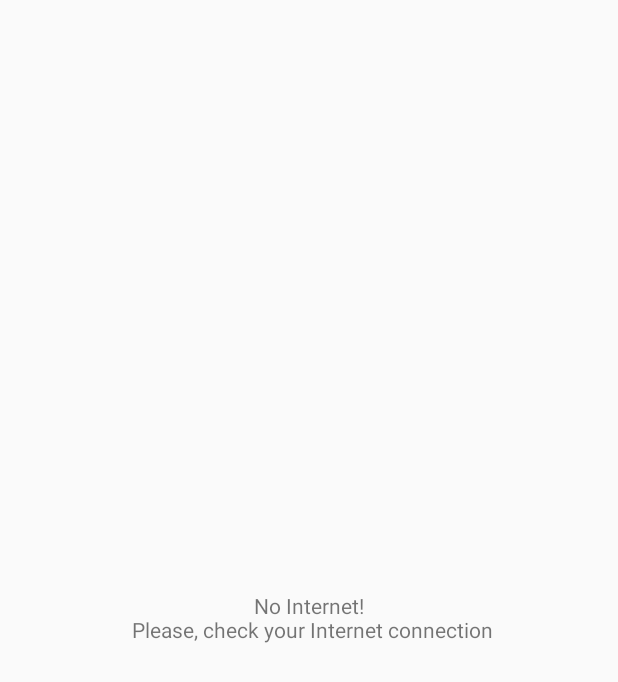
After one commit to SvitlanaAmbros/MobileGit, an Android app: the layout temp.xml on its own in the app's theme, with its tools: preview values and no code run, on a phone screen of 412 x 824 dp. The commit adds this screen. Shown: the top 682 px of the screen. Run offline under Robolectric (Android 15) with nearby library versions, the phone set to English and light mode, and no system bars.

Commit message:
add view flipper and error screen

```diff
--- /dev/null
+++ b/app/src/main/res/layout/temp.xml
@@ -0,0 +1,15 @@
+<?xml version="1.0" encoding="utf-8"?>
+<RelativeLayout
+    xmlns:android="http://schemas.android.com/apk/res/android"
+    android:orientation="vertical" android:layout_width="match_parent"
+    android:layout_height="match_parent">
+
+    <TextView
+        android:id="@+id/tv_message_connection"
+        android:layout_width="wrap_content"
+        android:layout_height="wrap_content"
+        android:text="@string/check_your_internet_connection"
+        android:layout_centerHorizontal="true"
+        android:layout_centerVertical="true"
+        android:gravity="center_horizontal"/>
+</RelativeLayout>
--- a/app/src/main/res/values/strings.xml
+++ b/app/src/main/res/values/strings.xml
@@ -2,4 +2,5 @@
     <string name="app_name">MobileGit</string>
     <string name="project_name">Project Name</string>
     <string name="github_repository">GitHub repository</string>
+    <string name="check_your_internet_connection">No Internet!\n Please, check your Internet connection</string>
 </resources>
```
Also changed, not shown: app/src/main/AndroidManifest.xml (+7 -1 lines), app/src/main/java/com/example/admin/mobilegit/MainActivity.java (+49 -1 lines), app/src/main/res/layout/activity_main.xml (+28 -8 lines), app/src/main/res/drawable/no_internet_connection.png (added).
